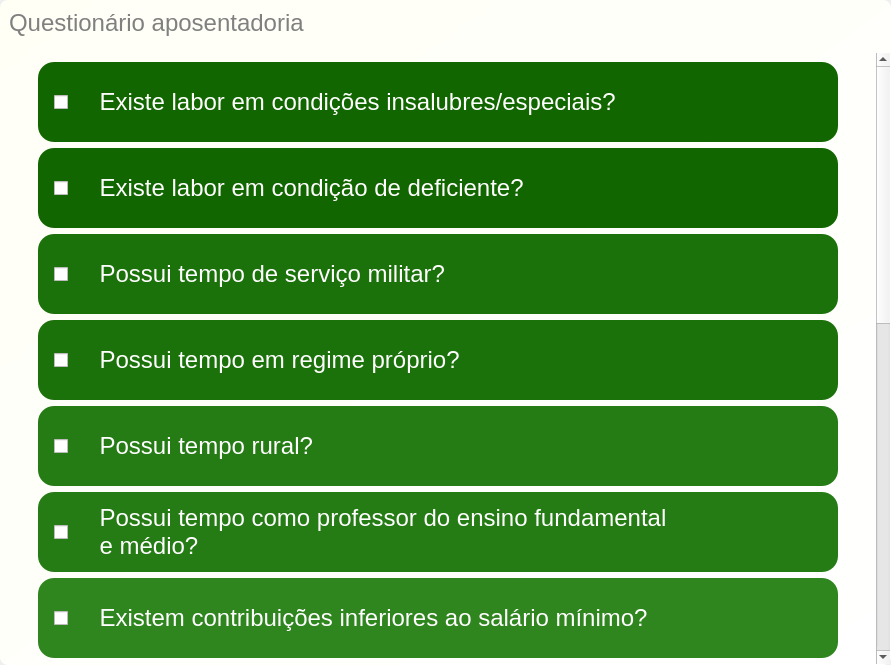
This is Telas/UI/pgQuizAposentadoria.ui in newprev/PrevCliente as Qt 5 draws it before an edit. The edited form follows.
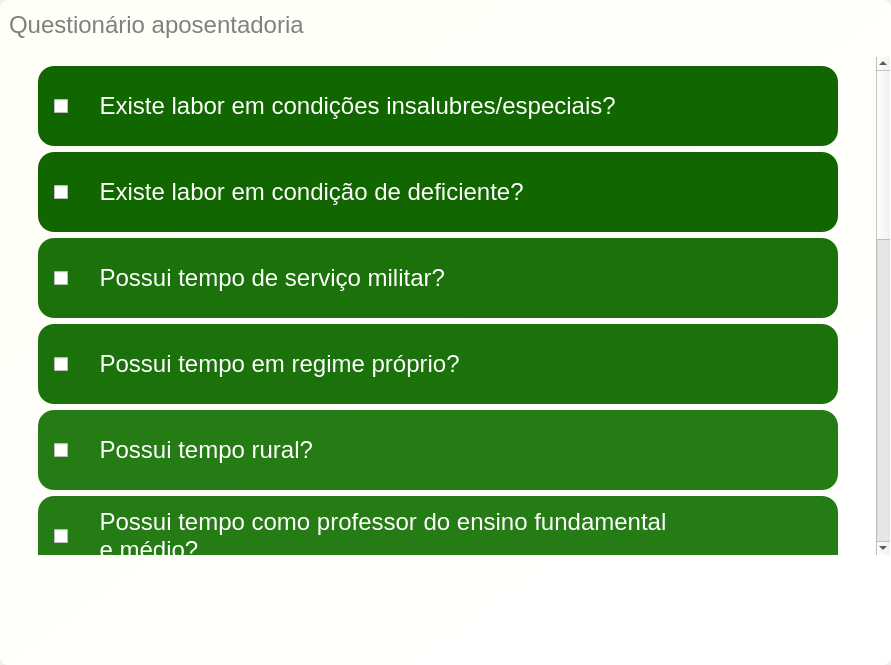
This is the edited form. Icons and pictures are not drawn.

```diff
--- a/Telas/UI/pgQuizAposentadoria.ui
+++ b/Telas/UI/pgQuizAposentadoria.ui
@@ -196,12 +196,18 @@
         </layout>
        </widget>
       </item>
-      <item row="1" column="0">
+      <item row="1" column="0" alignment="Qt::AlignTop">
        <widget class="QScrollArea" name="scrollArea">
         <property name="minimumSize">
          <size>
           <width>830</width>
-          <height>600</height>
+          <height>500</height>
+         </size>
+        </property>
+        <property name="maximumSize">
+         <size>
+          <width>16777215</width>
+          <height>500</height>
          </size>
         </property>
         <property name="widgetResizable">
```
